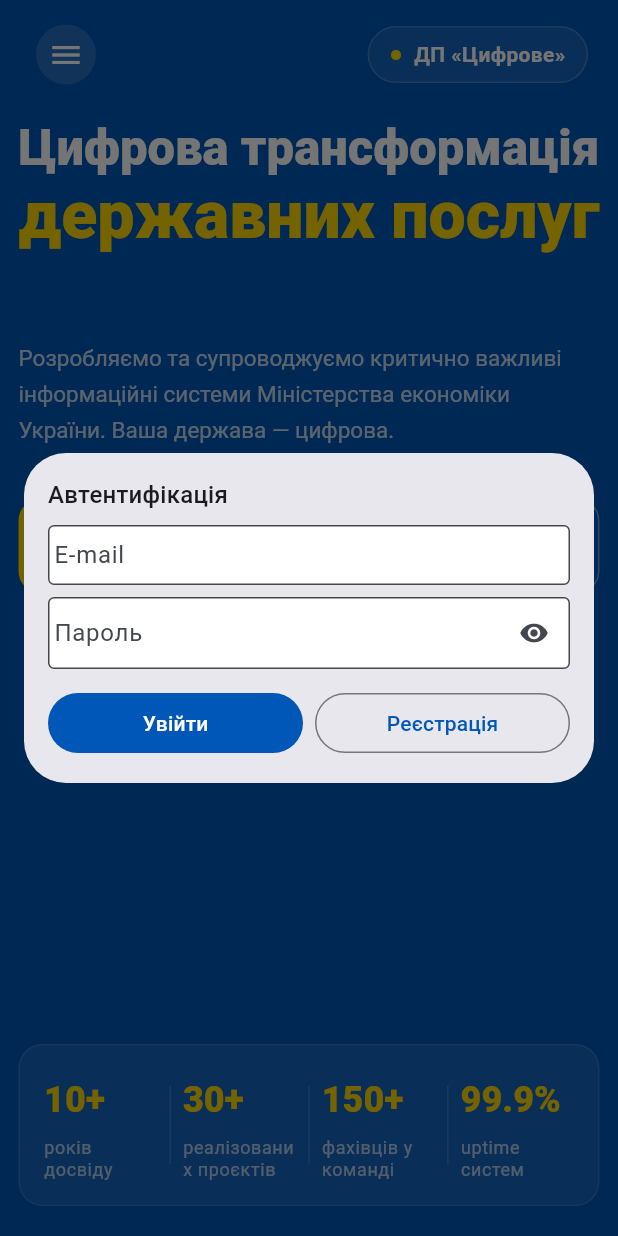
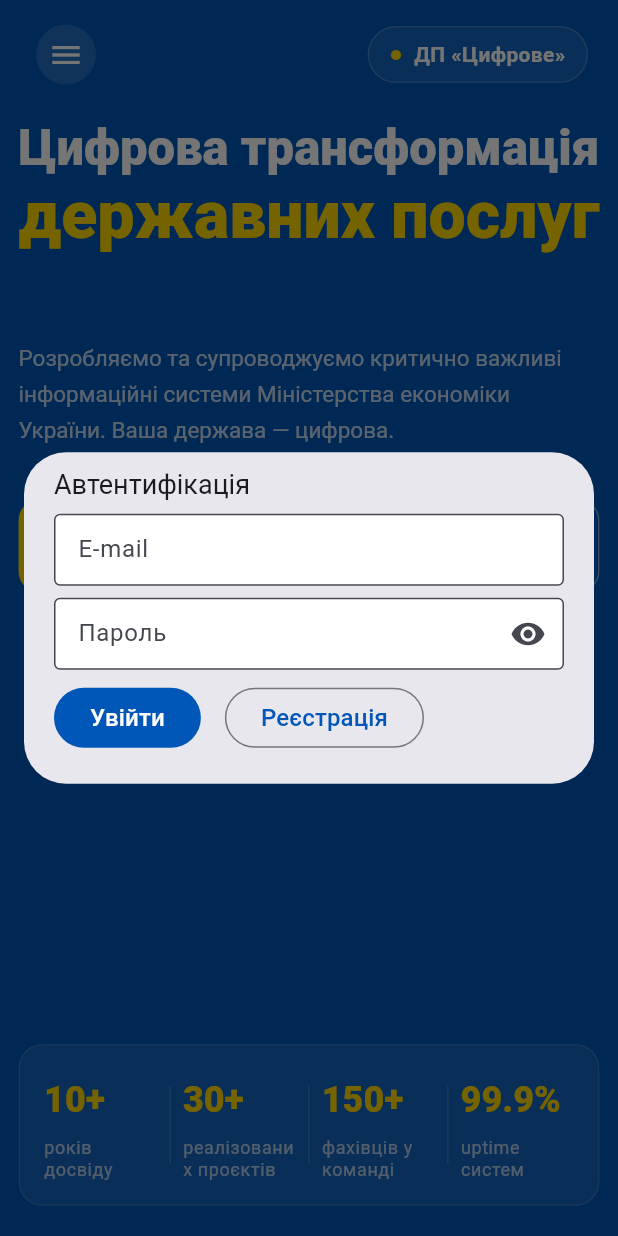
Before and after one commit to vsvictor/DSPortal, a Flutter app: the LoginForm widget shown alone on an empty page, opened directly, after a tap on "Увійти", after a tap on "Реєстрація", after a tap on "Відмінити", on a phone screen of 412 x 824 dp. Run offline on Flutter 3.47's test engine with Material 3 defaults, Android fonts, the light colour scheme and no system bars.

Commit message:
fix(login): Resize textes on button

```diff
--- a/lib/features/auth/auth_modal.dart
+++ b/lib/features/auth/auth_modal.dart
@@ -22,15 +22,17 @@ Future<bool?> _showAuthDialog(BuildContext context, Widget child) {
   return showDialog<bool>(
     context: context,
     builder: (BuildContext modalContext) {
+      final bool isMobile = Theme.of(modalContext).platform == TargetPlatform.android || Theme.of(modalContext).platform == TargetPlatform.iOS;
+
       return Dialog(
         insetPadding: const EdgeInsets.symmetric(horizontal: 16, vertical: 24),
         child: ConstrainedBox(
           constraints: BoxConstraints(
             maxWidth: 520,
-            maxHeight: MediaQuery.sizeOf(modalContext).height * 0.85,
+            maxHeight: MediaQuery.sizeOf(modalContext).height * 0.98,
           ),
           child: Padding(
-            padding: const EdgeInsets.all(16),
+            padding: EdgeInsets.fromLTRB(20, isMobile ? 10 : 20, 20, 20),
             child: child,
           ),
         ),
@@ -57,6 +59,8 @@ class _LoginModalContent extends StatelessWidget {
 
   @override
   Widget build(BuildContext context) {
+    final bool isMobile = Theme.of(context).platform == TargetPlatform.android || Theme.of(context).platform == TargetPlatform.iOS;
+
     return SingleChildScrollView(
       keyboardDismissBehavior: ScrollViewKeyboardDismissBehavior.onDrag,
       child: Column(
@@ -65,9 +69,11 @@ class _LoginModalContent extends StatelessWidget {
         children: <Widget>[
           Text(
             'Автентифікація',
-            style: Theme.of(context).textTheme.titleMedium,
+            style: Theme.of(context).textTheme.titleLarge?.copyWith(
+              fontSize: isMobile ? 18 : null,
+            ),
           ),
-          const SizedBox(height: 8),
+          SizedBox(height: isMobile ? 8 : 16),
           LoginForm(
             onAuthenticated: () => Navigator.of(context).pop(true),
             onRegisterRequested: () {
@@ -90,6 +96,8 @@ class _RegisterModalContent extends StatelessWidget {
 
   @override
   Widget build(BuildContext context) {
+    final bool isMobile = Theme.of(context).platform == TargetPlatform.android || Theme.of(context).platform == TargetPlatform.iOS;
+
     return SingleChildScrollView(
       keyboardDismissBehavior: ScrollViewKeyboardDismissBehavior.onDrag,
       child: Column(
@@ -98,9 +106,11 @@ class _RegisterModalContent extends StatelessWidget {
         children: <Widget>[
           Text(
             'Реєстрація',
-            style: Theme.of(context).textTheme.titleMedium,
+            style: Theme.of(context).textTheme.titleLarge?.copyWith(
+              fontSize: isMobile ? 18 : null,
+            ),
           ),
-          const SizedBox(height: 8),
+          SizedBox(height: isMobile ? 8 : 16),
           RegisterForm(
             onAuthenticated: () {
               final NavigatorState rootNavigator = Navigator.of(
--- a/lib/features/auth/login_page.dart
+++ b/lib/features/auth/login_page.dart
@@ -87,6 +87,9 @@ class _LoginFormState extends State<LoginForm> {
 
   @override
   Widget build(BuildContext context) {
+    final bool isMobile = Theme.of(context).platform == TargetPlatform.android || Theme.of(context).platform == TargetPlatform.iOS;
+    final double spacing = isMobile ? 8 : 16;
+
     return Form(
       key: _formKey,
       child: Column(
@@ -95,28 +98,26 @@ class _LoginFormState extends State<LoginForm> {
         children: <Widget>[
           TextFormField(
             controller: _emailController,
-            decoration: const InputDecoration(
+            style: TextStyle(fontSize: isMobile ? 14 : null),
+            decoration: InputDecoration(
               labelText: 'E-mail',
-              isDense: true,
-              contentPadding: EdgeInsets.symmetric(vertical: 8, horizontal: 0),
+              contentPadding: isMobile ? const EdgeInsets.symmetric(horizontal: 12, vertical: 12) : null,
             ),
             validator: (String? value) =>
                 (value == null || !value.contains('@'))
                 ? 'Вкажіть коректний e-mail'
                 : null,
           ),
-          const SizedBox(height: 8),
+          SizedBox(height: spacing),
           TextFormField(
             controller: _passwordController,
+            style: TextStyle(fontSize: isMobile ? 14 : null),
             obscureText: _isPasswordHidden,
             decoration: InputDecoration(
               labelText: 'Пароль',
-              isDense: true,
-              contentPadding: const EdgeInsets.symmetric(vertical: 8, horizontal: 0),
+              contentPadding: isMobile ? const EdgeInsets.symmetric(horizontal: 12, vertical: 12) : null,
               suffixIcon: IconButton(
                 tooltip: _isPasswordHidden ? 'Показати пароль' : 'Сховати пароль',
-                iconSize: 20,
-                padding: EdgeInsets.zero,
                 onPressed: () {
                   setState(() => _isPasswordHidden = !_isPasswordHidden);
                 },
@@ -129,36 +130,23 @@ class _LoginFormState extends State<LoginForm> {
                 (value == null || value.isEmpty) ? 'Вкажіть пароль' : null,
           ),
           if (_errorText != null) ...<Widget>[
-            const SizedBox(height: 8),
+            SizedBox(height: spacing),
             Text(
               _errorText!,
-              style: TextStyle(
-                color: Theme.of(context).colorScheme.error,
-                fontSize: 12,
-              ),
+              style: TextStyle(color: Theme.of(context).colorScheme.error),
             ),
           ],
-          const SizedBox(height: 12),
-          Row(
+          SizedBox(height: spacing),
+          Wrap(
+            spacing: 16,
             children: <Widget>[
-              Expanded(
-                child: FilledButton(
-                  onPressed: _submit,
-                  child: const Text(
-                    'Увійти',
-                    style: TextStyle(fontSize: 14),
-                  ),
-                ),
+              FilledButton(
+                onPressed: _submit,
+                child: const Text('Увійти', style: TextStyle(fontSize: 16)),
               ),
-              const SizedBox(width: 8),
-              Expanded(
-                child: OutlinedButton(
-                  onPressed: _openRegister,
-                  child: const Text(
-                    'Реєстрація',
-                    style: TextStyle(fontSize: 14),
-                  ),
-                ),
+              OutlinedButton(
+                onPressed: _openRegister,
+                child: const Text('Реєстрація', style: TextStyle(fontSize: 16)),
               ),
             ],
           ),
--- a/lib/features/auth/register_page.dart
+++ b/lib/features/auth/register_page.dart
@@ -89,6 +89,9 @@ class _RegisterFormState extends State<RegisterForm> {
 
   @override
   Widget build(BuildContext context) {
+    final bool isMobile = Theme.of(context).platform == TargetPlatform.android || Theme.of(context).platform == TargetPlatform.iOS;
+    final double spacing = isMobile ? 8 : 16;
+
     return Form(
       key: _formKey,
       child: Column(
@@ -97,28 +100,26 @@ class _RegisterFormState extends State<RegisterForm> {
         children: <Widget>[
           TextFormField(
             controller: _emailController,
-            decoration: const InputDecoration(
+            style: TextStyle(fontSize: isMobile ? 14 : null),
+            decoration: InputDecoration(
               labelText: 'E-mail',
-              isDense: true,
-              contentPadding: EdgeInsets.symmetric(vertical: 8, horizontal: 0),
+              contentPadding: isMobile ? const EdgeInsets.symmetric(horizontal: 12, vertical: 8) : null,
             ),
             validator: (String? value) =>
                 (value == null || !value.contains('@'))
                 ? 'Вкажіть коректний e-mail'
                 : null,
           ),
-          const SizedBox(height: 8),
+          SizedBox(height: spacing),
           TextFormField(
             controller: _passwordController,
+            style: TextStyle(fontSize: isMobile ? 14 : null),
             obscureText: _isPasswordHidden,
             decoration: InputDecoration(
               labelText: 'Пароль',
-              isDense: true,
-              contentPadding: const EdgeInsets.symmetric(vertical: 8, horizontal: 0),
+              contentPadding: isMobile ? const EdgeInsets.symmetric(horizontal: 12, vertical: 8) : null,
               suffixIcon: IconButton(
                 tooltip: _isPasswordHidden ? 'Показати пароль' : 'Сховати пароль',
-                iconSize: 20,
-                padding: EdgeInsets.zero,
                 onPressed: () {
                   setState(() => _isPasswordHidden = !_isPasswordHidden);
                 },
@@ -132,20 +133,18 @@ class _RegisterFormState extends State<RegisterForm> {
                 ? 'Пароль має містити щонайменше 8 символів'
                 : null,
           ),
-          const SizedBox(height: 8),
+          SizedBox(height: spacing),
           TextFormField(
             controller: _repeatPasswordController,
+            style: TextStyle(fontSize: isMobile ? 14 : null),
             obscureText: _isRepeatPasswordHidden,
             decoration: InputDecoration(
               labelText: 'Повторіть пароль',
-              isDense: true,
-              contentPadding: const EdgeInsets.symmetric(vertical: 8, horizontal: 0),
+              contentPadding: isMobile ? const EdgeInsets.symmetric(horizontal: 12, vertical: 8) : null,
               suffixIcon: IconButton(
                 tooltip: _isRepeatPasswordHidden
                     ? 'Показати пароль'
                     : 'Сховати пароль',
-                iconSize: 20,
-                padding: EdgeInsets.zero,
                 onPressed: () {
                   setState(
                     () => _isRepeatPasswordHidden = !_isRepeatPasswordHidden,
@@ -169,36 +168,23 @@ class _RegisterFormState extends State<RegisterForm> {
             },
           ),
           if (_errorText != null) ...<Widget>[
-            const SizedBox(height: 8),
+            SizedBox(height: spacing),
             Text(
               _errorText!,
-              style: TextStyle(
-                color: Theme.of(context).colorScheme.error,
-                fontSize: 12,
-              ),
+              style: TextStyle(color: Theme.of(context).colorScheme.error),
             ),
           ],
-          const SizedBox(height: 12),
-          Row(
+          SizedBox(height: spacing),
+          Wrap(
+            spacing: 16,
             children: <Widget>[
-              Expanded(
-                child: FilledButton(
-                  onPressed: _submit,
-                  child: const Text(
-                    'Реєстрація',
-                    style: TextStyle(fontSize: 14),
-                  ),
-                ),
+              FilledButton(
+                onPressed: _submit,
+                child: const Text('Реєстрація', style: TextStyle(fontSize: 16)),
               ),
-              const SizedBox(width: 8),
-              Expanded(
-                child: OutlinedButton(
-                  onPressed: _openLogin,
-                  child: const Text(
-                    'Відмінити',
-                    style: TextStyle(fontSize: 14),
-                  ),
-                ),
+              OutlinedButton(
+                onPressed: _openLogin,
+                child: const Text('Відмінити', style: TextStyle(fontSize: 16)),
               ),
             ],
           ),
```
